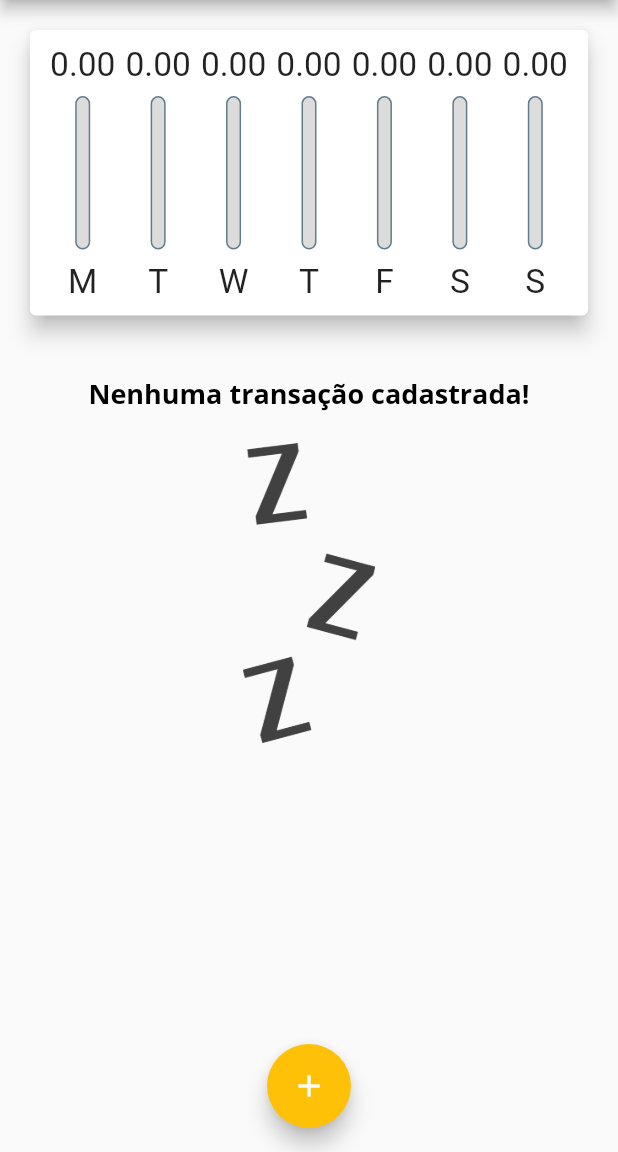
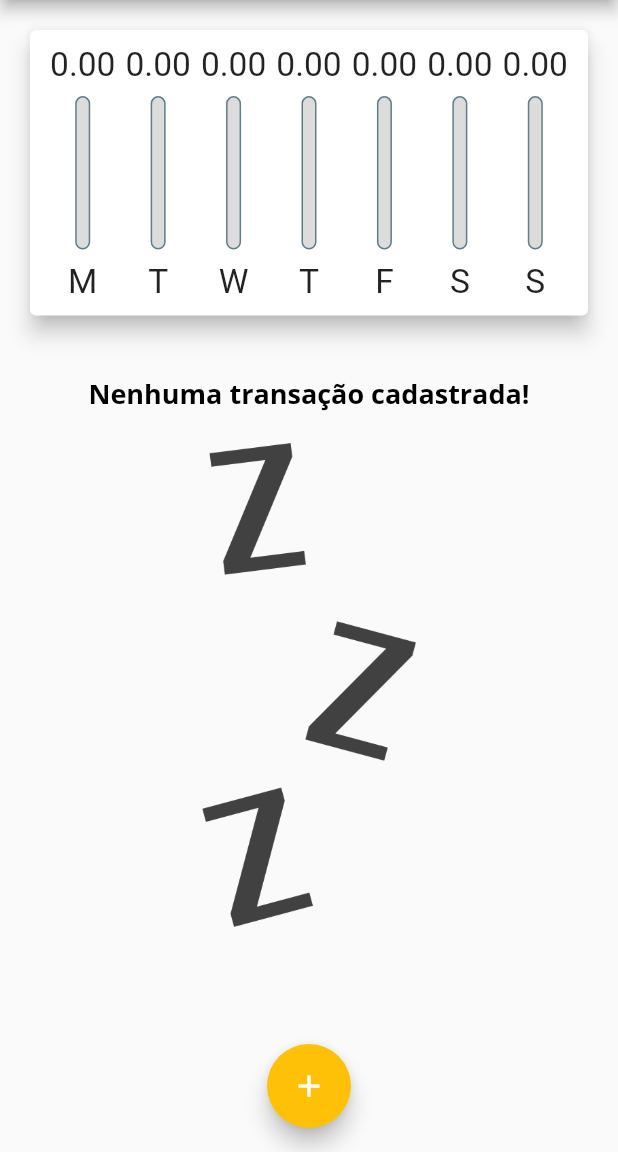
Before and after one commit to PabloVKF/flutter-despesas-pessoais, a Flutter app: the screen it shows after launch, on a phone screen of 412 x 824 dp, the part 84-1236 px from its top. Run offline on Flutter 3.47's test engine with Material 2 defaults, Android fonts, the phone set to English and light mode, and no system bars.

Commit message:
Layout responsivo quanto a orientação do aparelho

```diff
--- a/lib/components/transaction_list.dart
+++ b/lib/components/transaction_list.dart
@@ -11,23 +11,26 @@ class TransactionList extends StatelessWidget {
   @override
   Widget build(BuildContext context) {
     return transactions.isEmpty
-        ? Column(
+        ? LayoutBuilder(
+            builder: (ctx, constraints) {
+              return Column(
                 children: [
-              Padding(
-                padding: const EdgeInsets.fromLTRB(0, 20, 0, 20),
-                child: Text(
+                  const SizedBox(height: 20),
+                  Text(
                     'Nenhuma transação cadastrada!',
                     style: Theme.of(context).textTheme.headline6,
                   ),
-              ),
+                  const SizedBox(height: 20),
                   Container(
-                height: 200,
+                    height: constraints.maxHeight * 0.6,
                     child: Image.asset(
                       'assets/images/waiting.png',
                       fit: BoxFit.cover,
                     ),
                   ),
                 ],
+              );
+            },
           )
         : ListView.builder(
             itemCount: transactions.length,
--- a/lib/main.dart
+++ b/lib/main.dart
@@ -48,6 +48,7 @@ class MyHomePage extends StatefulWidget {
 
 class _MyHomePageState extends State<MyHomePage> {
   final List<Transaction> _transactions = [];
+  bool _showChart = false;
 
   List<Transaction> get _recentTransactions {
     return _transactions.where((tr) {
@@ -87,6 +88,8 @@ class _MyHomePageState extends State<MyHomePage> {
 
   @override
   Widget build(BuildContext context) {
+    bool isLandscape = MediaQuery.of(context).orientation == Orientation.landscape;
+
     final appBar = AppBar(
       actions: [
         IconButton(
@@ -109,10 +112,26 @@ class _MyHomePageState extends State<MyHomePage> {
         child: Column(
           crossAxisAlignment: CrossAxisAlignment.stretch,
           children: [
+            if(isLandscape)
+              Row(
+                mainAxisAlignment: MainAxisAlignment.center,
+                children: [
+                  const Text('Exibir gráfico'),
+                  Switch(
+                      value: _showChart,
+                      onChanged: (value) {
+                        setState(() {
+                          _showChart = value;
+                        });
+                      }),
+                ],
+              ),
+            if (_showChart || !isLandscape)
               Container(
-              height: availableHeight * 0.3,
+                height: isLandscape ? (availableHeight * 0.7) : (availableHeight * 0.3),
                 child: Chart(_recentTransactions),
               ),
+            if (!_showChart || !isLandscape)
               Container(
                 height: availableHeight * 0.7,
                 child: TransactionList(_transactions, _removeTransaction),
```
Lines whose indentation alone changed are shown as unchanged.
